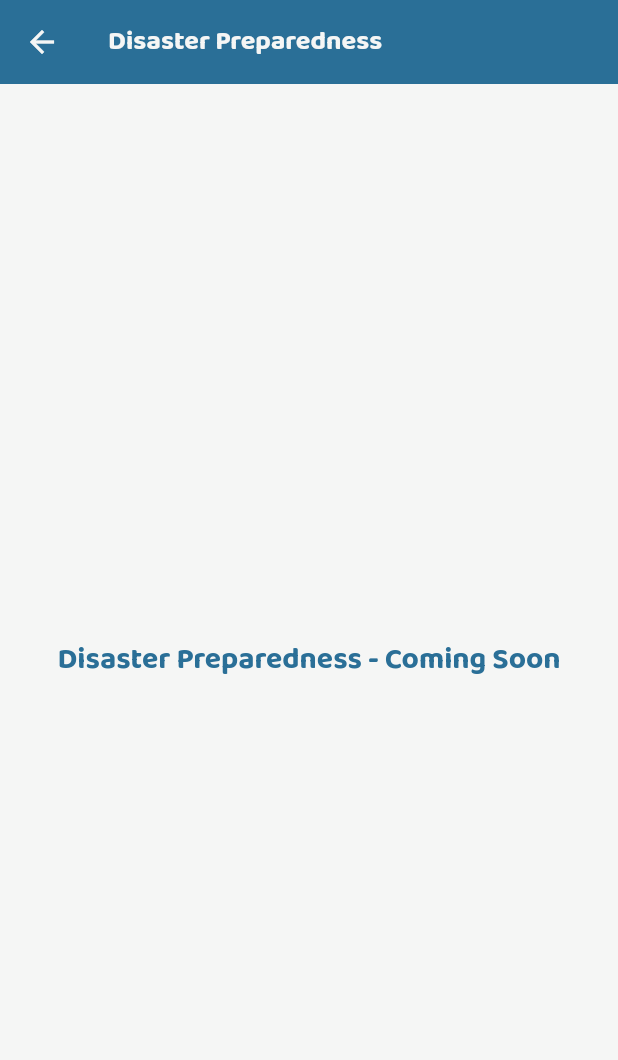
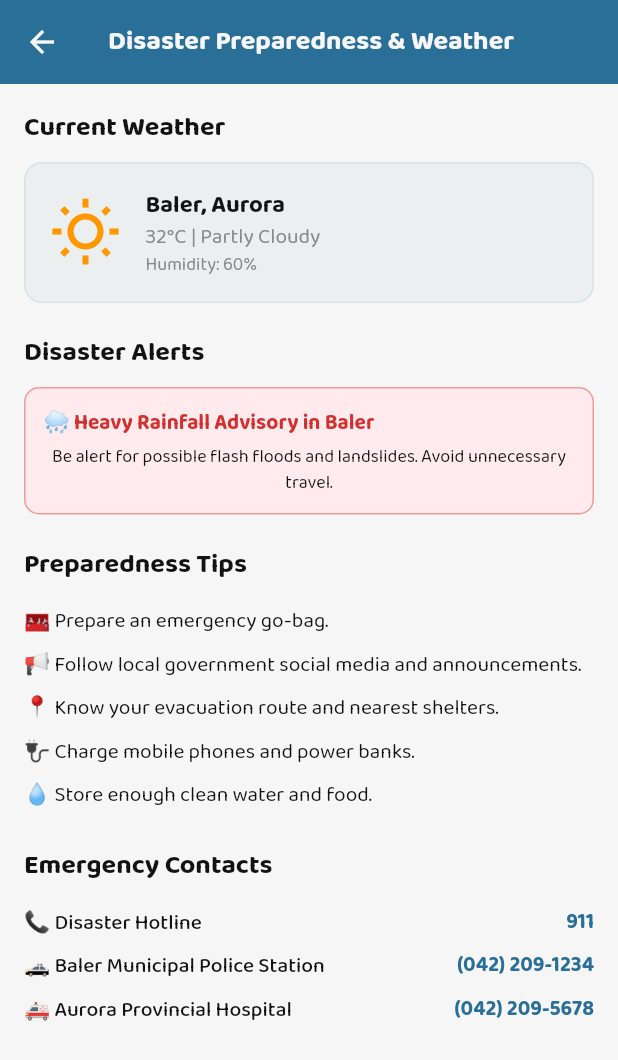
Before and after one commit to lansoyyy/autor_mobile, a Flutter app: the HomeScreen screen opened directly, after a tap on "Disaster Preparedness & Weather", on a phone screen of 412 x 824 dp. Shown: the top 1060 px of the screen. Run offline on Flutter 3.47's test engine with Material 3 defaults, Android fonts, the phone set to English and light mode, and no system bars; our stand-ins replace fluttertoast.

Commit message:
added disaster preparedness screen ui

```diff
--- a/lib/screens/home_screen.dart
+++ b/lib/screens/home_screen.dart
@@ -1,5 +1,6 @@
 import 'package:autour_mobile/screens/auth/login_screen.dart';
 import 'package:autour_mobile/screens/home_screens/chatbot_screen.dart';
+import 'package:autour_mobile/screens/home_screens/disaster.preparedness_screen.dart';
 import 'package:autour_mobile/screens/home_screens/local.businesses_screen.dart';
 import 'package:autour_mobile/widgets/logout_widget.dart';
 import 'package:flutter/material.dart';
@@ -128,8 +129,8 @@ class HomeScreen extends StatelessWidget {
                   Navigator.push(
                     context,
                     MaterialPageRoute(
-                        builder: (context) => const PlaceholderScreen(
-                            title: 'Disaster Preparedness')),
+                        builder: (context) =>
+                            const DisasterPreparednessScreen()),
                   );
                 },
               ),
--- /dev/null
+++ b/lib/screens/home_screens/disaster.preparedness_screen.dart
@@ -0,0 +1,199 @@
+import 'package:flutter/material.dart';
+import 'package:autour_mobile/utils/colors.dart';
+import 'package:autour_mobile/widgets/text_widget.dart';
+
+class DisasterPreparednessScreen extends StatelessWidget {
+  const DisasterPreparednessScreen({super.key});
+
+  @override
+  Widget build(BuildContext context) {
+    return Scaffold(
+      backgroundColor: white,
+      appBar: AppBar(
+        backgroundColor: primary,
+        title: TextWidget(
+          text: 'Disaster Preparedness & Weather',
+          fontSize: 18,
+          color: white,
+          fontFamily: 'Bold',
+        ),
+        leading: IconButton(
+          icon: const Icon(Icons.arrow_back, color: white),
+          onPressed: () => Navigator.pop(context),
+        ),
+      ),
+      body: SafeArea(
+        child: SingleChildScrollView(
+          padding: const EdgeInsets.all(16),
+          child: Column(
+            crossAxisAlignment: CrossAxisAlignment.start,
+            children: [
+              // Weather Overview
+              TextWidget(
+                text: 'Current Weather',
+                fontSize: 18,
+                color: black,
+                fontFamily: 'Bold',
+              ),
+              const SizedBox(height: 10),
+              _buildWeatherCard(),
+
+              const SizedBox(height: 20),
+
+              // Disaster Alerts
+              TextWidget(
+                text: 'Disaster Alerts',
+                fontSize: 18,
+                color: black,
+                fontFamily: 'Bold',
+              ),
+              const SizedBox(height: 10),
+              _buildAlertBox('🌧️ Heavy Rainfall Advisory in Baler',
+                  'Be alert for possible flash floods and landslides. Avoid unnecessary travel.'),
+
+              const SizedBox(height: 20),
+
+              // Safety Tips
+              TextWidget(
+                text: 'Preparedness Tips',
+                fontSize: 18,
+                color: black,
+                fontFamily: 'Bold',
+              ),
+              const SizedBox(height: 10),
+              _buildTipItem('🧰 Prepare an emergency go-bag.'),
+              _buildTipItem(
+                  '📢 Follow local government social media and announcements.'),
+              _buildTipItem(
+                  '📍 Know your evacuation route and nearest shelters.'),
+              _buildTipItem('🔌 Charge mobile phones and power banks.'),
+              _buildTipItem('💧 Store enough clean water and food.'),
+
+              const SizedBox(height: 20),
+
+              // Emergency Contacts
+              TextWidget(
+                text: 'Emergency Contacts',
+                fontSize: 18,
+                color: black,
+                fontFamily: 'Bold',
+              ),
+              const SizedBox(height: 10),
+              _buildContactItem('📞 Disaster Hotline', '911'),
+              _buildContactItem(
+                  '🚓 Baler Municipal Police Station', '(042) 209-1234'),
+              _buildContactItem(
+                  '🚑 Aurora Provincial Hospital', '(042) 209-5678'),
+            ],
+          ),
+        ),
+      ),
+    );
+  }
+
+  Widget _buildWeatherCard() {
+    return Container(
+      padding: const EdgeInsets.all(16),
+      decoration: BoxDecoration(
+        color: primary.withOpacity(0.05),
+        borderRadius: BorderRadius.circular(12),
+        border: Border.all(color: primary.withOpacity(0.1)),
+      ),
+      child: Row(
+        children: [
+          const Icon(Icons.wb_sunny_outlined, size: 48, color: Colors.orange),
+          const SizedBox(width: 16),
+          Column(
+            crossAxisAlignment: CrossAxisAlignment.start,
+            children: [
+              TextWidget(
+                text: 'Baler, Aurora',
+                fontSize: 16,
+                color: black,
+                fontFamily: 'Bold',
+              ),
+              TextWidget(
+                text: '32°C | Partly Cloudy',
+                fontSize: 14,
+                color: grey,
+                fontFamily: 'Regular',
+              ),
+              TextWidget(
+                text: 'Humidity: 60%',
+                fontSize: 12,
+                color: grey,
+                fontFamily: 'Regular',
+              ),
+            ],
+          ),
+        ],
+      ),
+    );
+  }
+
+  Widget _buildAlertBox(String title, String message) {
+    return Container(
+      padding: const EdgeInsets.all(12),
+      decoration: BoxDecoration(
+        color: Colors.red.shade50,
+        borderRadius: BorderRadius.circular(10),
+        border: Border.all(color: Colors.red.shade200),
+      ),
+      child: Column(
+        crossAxisAlignment: CrossAxisAlignment.start,
+        children: [
+          TextWidget(
+            text: title,
+            fontSize: 14,
+            color: Colors.red.shade700,
+            fontFamily: 'Bold',
+          ),
+          const SizedBox(height: 4),
+          TextWidget(
+            text: message,
+            fontSize: 12,
+            color: black,
+            fontFamily: 'Regular',
+          ),
+        ],
+      ),
+    );
+  }
+
+  Widget _buildTipItem(String tip) {
+    return Padding(
+      padding: const EdgeInsets.symmetric(vertical: 4),
+      child: TextWidget(
+        text: tip,
+        fontSize: 14,
+        color: black,
+        fontFamily: 'Regular',
+        align: TextAlign.start,
+      ),
+    );
+  }
+
+  Widget _buildContactItem(String label, String number) {
+    return Padding(
+      padding: const EdgeInsets.symmetric(vertical: 4),
+      child: Row(
+        mainAxisAlignment: MainAxisAlignment.start,
+        children: [
+          TextWidget(
+            text: label,
+            fontSize: 14,
+            color: black,
+            fontFamily: 'Medium',
+          ),
+          Expanded(child: SizedBox()),
+          TextWidget(
+            text: number,
+            fontSize: 14,
+            color: primary,
+            fontFamily: 'Bold',
+          ),
+        ],
+      ),
+    );
+  }
+}
```
